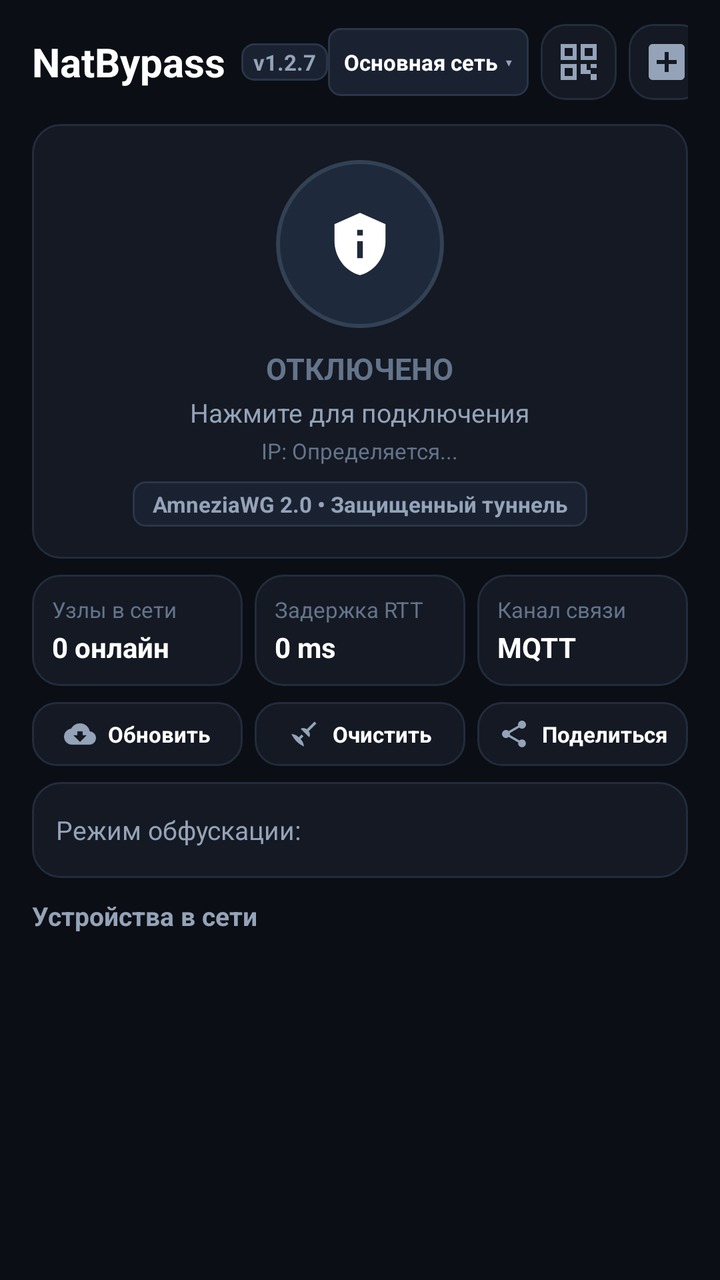
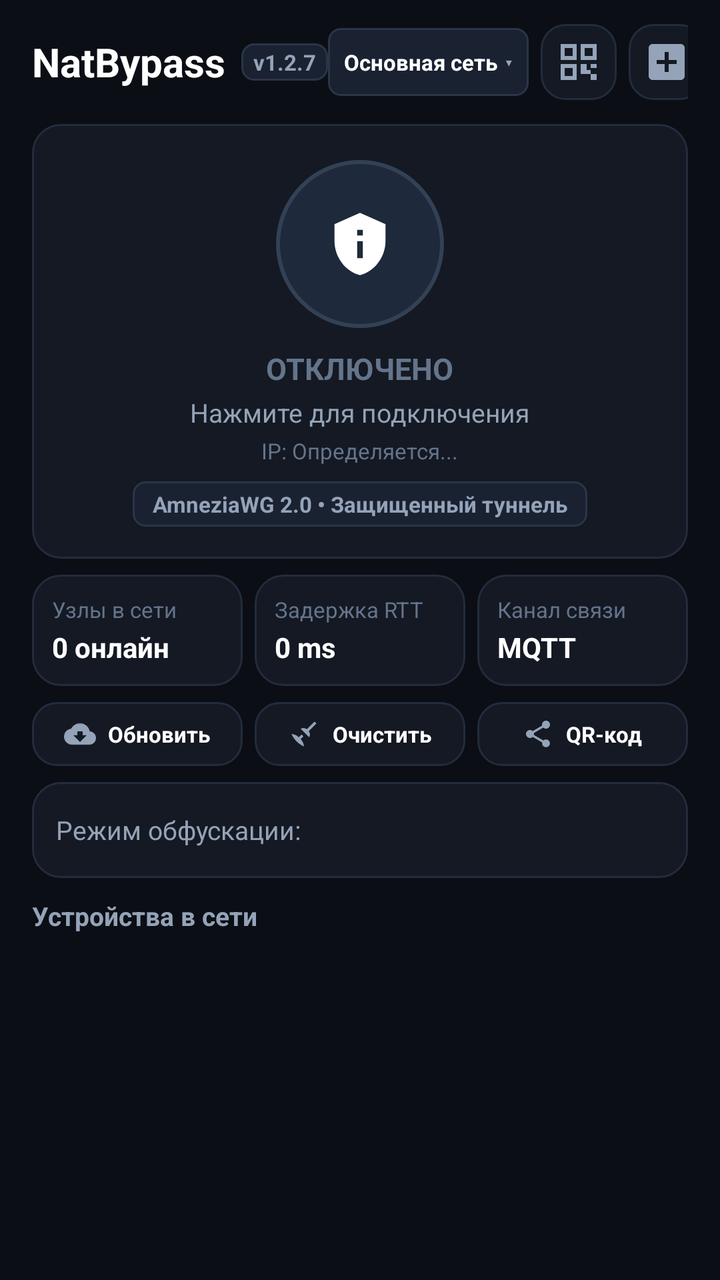

Compare the two renders of this Android layout. The source of the first and the diff that turns it into the second are given below.
<!-- AndroidManifest.xml: application theme Theme.NatBypass -->
<!-- res/layout/activity_main.xml -->
<?xml version="1.0" encoding="utf-8"?>
<androidx.constraintlayout.widget.ConstraintLayout xmlns:android="http://schemas.android.com/apk/res/android"
    xmlns:app="http://schemas.android.com/apk/res-auto"
    android:layout_width="match_parent"
    android:layout_height="match_parent"
    android:background="@color/bg_dark"
    android:paddingStart="16dp"
    android:paddingTop="12dp"
    android:paddingEnd="16dp"
    android:paddingBottom="12dp">

    
    <LinearLayout
        android:id="@+id/headerLayout"
        android:layout_width="match_parent"
        android:layout_height="wrap_content"
        android:gravity="center_vertical"
        android:orientation="horizontal"
        app:layout_constraintTop_toTopOf="parent">

        <TextView
            android:layout_width="wrap_content"
            android:layout_height="wrap_content"
            android:text="NatBypass"
            android:textColor="@color/text_primary"
            android:textSize="20sp"
            android:textStyle="bold" />

        <TextView
            android:id="@+id/tvAppVersionBadge"
            android:layout_width="wrap_content"
            android:layout_height="wrap_content"
            android:layout_marginStart="8dp"
            android:background="@drawable/bg_chip_blue"
            android:paddingStart="6dp"
            android:paddingTop="2dp"
            android:paddingEnd="6dp"
            android:paddingBottom="2dp"
            android:text="v1.2.7"
            android:textColor="@color/text_secondary"
            android:textSize="11sp"
            android:textStyle="bold" />

        <View
            android:layout_width="0dp"
            android:layout_height="0dp"
            android:layout_weight="1" />

        <LinearLayout
            android:id="@+id/btnProfileSelector"
            android:layout_width="wrap_content"
            android:layout_height="34dp"
            android:layout_marginEnd="6dp"
            android:background="@drawable/bg_chip_blue"
            android:clickable="true"
            android:focusable="true"
            android:gravity="center_vertical"
            android:orientation="horizontal"
            android:paddingStart="8dp"
            android:paddingEnd="8dp">

            <TextView
                android:id="@+id/tvCurrentProfileName"
                android:layout_width="wrap_content"
                android:layout_height="wrap_content"
                android:ellipsize="end"
                android:maxEms="7"
                android:maxLines="1"
                android:singleLine="true"
                android:text="Основная сеть"
                android:textColor="@color/text_primary"
                android:textSize="11sp"
                android:textStyle="bold" />

            <TextView
                android:layout_width="wrap_content"
                android:layout_height="wrap_content"
                android:layout_marginStart="4dp"
                android:text="▾"
                android:textColor="@color/text_secondary"
                android:textSize="10sp" />
        </LinearLayout>

        <ImageButton
            android:id="@+id/btnScanQR"
            android:layout_width="38dp"
            android:layout_height="38dp"
            android:layout_marginEnd="6dp"
            android:background="@drawable/bg_action_btn"
            android:contentDescription="Сканировать QR"
            app:srcCompat="@drawable/ic_qr_code"
            app:tint="@color/text_secondary" />

        <ImageButton
            android:id="@+id/btnDiagnostics"
            android:layout_width="38dp"
            android:layout_height="38dp"
            android:layout_marginEnd="6dp"
            android:background="@drawable/bg_action_btn"
            android:contentDescription="@string/title_diagnostics"
            app:srcCompat="@drawable/ic_diagnostics"
            app:tint="@color/text_secondary" />

        <ImageButton
            android:id="@+id/btnSettings"
            android:layout_width="38dp"
            android:layout_height="38dp"
            android:background="@drawable/bg_action_btn"
            android:contentDescription="@string/title_settings"
            app:srcCompat="@drawable/ic_settings"
            app:tint="@color/text_secondary" />
    </LinearLayout>

    
    <LinearLayout
        android:id="@+id/statusCard"
        android:layout_width="match_parent"
        android:layout_height="wrap_content"
        android:layout_marginTop="12dp"
        android:background="@drawable/bg_card"
        android:gravity="center"
        android:orientation="vertical"
        android:paddingTop="18dp"
        android:paddingBottom="16dp"
        android:paddingStart="16dp"
        android:paddingEnd="16dp"
        app:layout_constraintTop_toBottomOf="@id/headerLayout">

        <FrameLayout
            android:id="@+id/btnVpnToggle"
            android:layout_width="84dp"
            android:layout_height="84dp"
            android:background="@drawable/bg_vpn_button_disconnected"
            android:clickable="true"
            android:focusable="true">

            <ImageView
                android:id="@+id/ivVpnIcon"
                android:layout_width="34dp"
                android:layout_height="34dp"
                android:layout_gravity="center"
                android:src="@drawable/ic_vpn_lock"
                app:tint="@color/white" />
        </FrameLayout>

        <TextView
            android:id="@+id/tvStatus"
            android:layout_width="wrap_content"
            android:layout_height="wrap_content"
            android:layout_marginTop="10dp"
            android:text="ОТКЛЮЧЕНО"
            android:textColor="@color/text_muted"
            android:textSize="15sp"
            android:textStyle="bold" />

        <TextView
            android:id="@+id/tvIpAddress"
            android:layout_width="wrap_content"
            android:layout_height="wrap_content"
            android:layout_marginTop="3dp"
            android:text="Нажмите для подключения"
            android:textColor="@color/text_secondary"
            android:textSize="13sp" />

        <TextView
            android:id="@+id/tvPublicIpAndStun"
            android:layout_width="wrap_content"
            android:layout_height="wrap_content"
            android:layout_marginTop="3dp"
            android:text="IP: Определяется..."
            android:textColor="@color/text_muted"
            android:textSize="11sp" />

        
        <LinearLayout
            android:id="@+id/awgTunnelBadge"
            android:layout_width="wrap_content"
            android:layout_height="wrap_content"
            android:layout_marginTop="8dp"
            android:background="@drawable/bg_chip_blue"
            android:gravity="center_vertical"
            android:orientation="horizontal"
            android:paddingStart="10dp"
            android:paddingTop="4dp"
            android:paddingEnd="10dp"
            android:paddingBottom="4dp">

            <TextView
                android:id="@+id/tvAwgTunnelStatus"
                android:layout_width="wrap_content"
                android:layout_height="wrap_content"
                android:text="AmneziaWG 2.0 • Защищенный туннель"
                android:textColor="@color/text_secondary"
                android:textSize="11sp"
                android:textStyle="bold" />
        </LinearLayout>
    </LinearLayout>

    
    <LinearLayout
        android:id="@+id/metricsLayout"
        android:layout_width="match_parent"
        android:layout_height="wrap_content"
        android:layout_marginTop="8dp"
        android:orientation="horizontal"
        app:layout_constraintTop_toBottomOf="@id/statusCard">

        <LinearLayout
            android:layout_width="0dp"
            android:layout_height="wrap_content"
            android:layout_weight="1"
            android:layout_marginEnd="6dp"
            android:background="@drawable/bg_card"
            android:orientation="vertical"
            android:padding="10dp">
            <TextView
                android:layout_width="wrap_content"
                android:layout_height="wrap_content"
                android:text="Узлы в сети"
                android:textColor="@color/text_muted"
                android:textSize="11sp" />
            <TextView
                android:id="@+id/tvPeersCount"
                android:layout_width="wrap_content"
                android:layout_height="wrap_content"
                android:layout_marginTop="2dp"
                android:text="0 онлайн"
                android:textColor="@color/text_primary"
                android:textSize="14sp"
                android:textStyle="bold" />
        </LinearLayout>

        <LinearLayout
            android:layout_width="0dp"
            android:layout_height="wrap_content"
            android:layout_weight="1"
            android:layout_marginEnd="6dp"
            android:background="@drawable/bg_card"
            android:orientation="vertical"
            android:padding="10dp">
            <TextView
                android:layout_width="wrap_content"
                android:layout_height="wrap_content"
                android:text="Задержка RTT"
                android:textColor="@color/text_muted"
                android:textSize="11sp" />
            <TextView
                android:id="@+id/tvAvgPing"
                android:layout_width="wrap_content"
                android:layout_height="wrap_content"
                android:layout_marginTop="2dp"
                android:text="0 ms"
                android:textColor="@color/text_primary"
                android:textSize="14sp"
                android:textStyle="bold" />
        </LinearLayout>

        <LinearLayout
            android:layout_width="0dp"
            android:layout_height="wrap_content"
            android:layout_weight="1"
            android:background="@drawable/bg_card"
            android:orientation="vertical"
            android:padding="10dp">
            <TextView
                android:layout_width="wrap_content"
                android:layout_height="wrap_content"
                android:text="Канал связи"
                android:textColor="@color/text_muted"
                android:textSize="11sp" />
            <TextView
                android:id="@+id/tvSignalingMode"
                android:layout_width="wrap_content"
                android:layout_height="wrap_content"
                android:layout_marginTop="2dp"
                android:text="MQTT"
                android:textColor="@color/text_primary"
                android:textSize="14sp"
                android:textStyle="bold" />
        </LinearLayout>
    </LinearLayout>

    
    <LinearLayout
        android:id="@+id/quickActionsLayout"
        android:layout_width="match_parent"
        android:layout_height="wrap_content"
        android:layout_marginTop="8dp"
        android:orientation="horizontal"
        app:layout_constraintTop_toBottomOf="@id/metricsLayout">

        <LinearLayout
            android:id="@+id/btnCheckUpdate"
            android:layout_width="0dp"
            android:layout_height="wrap_content"
            android:layout_weight="1"
            android:layout_marginEnd="6dp"
            android:background="@drawable/bg_action_btn"
            android:clickable="true"
            android:focusable="true"
            android:gravity="center"
            android:orientation="horizontal"
            android:padding="8dp">

            <ImageView
                android:layout_width="16dp"
                android:layout_height="16dp"
                app:srcCompat="@drawable/ic_cloud_download"
                app:tint="@color/text_secondary" />

            <TextView
                android:layout_width="wrap_content"
                android:layout_height="wrap_content"
                android:layout_marginStart="6dp"
                android:text="Обновить"
                android:textColor="@color/text_primary"
                android:textSize="11sp"
                android:textStyle="bold" />
        </LinearLayout>

        <LinearLayout
            android:id="@+id/btnClearCache"
            android:layout_width="0dp"
            android:layout_height="wrap_content"
            android:layout_weight="1"
            android:layout_marginEnd="6dp"
            android:background="@drawable/bg_action_btn"
            android:clickable="true"
            android:focusable="true"
            android:gravity="center"
            android:orientation="horizontal"
            android:padding="8dp">

            <ImageView
                android:layout_width="16dp"
                android:layout_height="16dp"
                app:srcCompat="@drawable/ic_clean"
                app:tint="@color/text_secondary" />

            <TextView
                android:layout_width="wrap_content"
                android:layout_height="wrap_content"
                android:layout_marginStart="6dp"
                android:text="Очистить"
                android:textColor="@color/text_primary"
                android:textSize="11sp"
                android:textStyle="bold" />
        </LinearLayout>

        <LinearLayout
            android:id="@+id/btnShareQR"
            android:layout_width="0dp"
            android:layout_height="wrap_content"
            android:layout_weight="1"
            android:background="@drawable/bg_action_btn"
            android:clickable="true"
            android:focusable="true"
            android:gravity="center"
            android:orientation="horizontal"
            android:padding="8dp">

            <ImageView
                android:layout_width="16dp"
                android:layout_height="16dp"
                app:srcCompat="@drawable/ic_share"
                app:tint="@color/text_secondary" />

            <TextView
                android:layout_width="wrap_content"
                android:layout_height="wrap_content"
                android:layout_marginStart="6dp"
                android:text="Поделиться"
                android:textColor="@color/text_primary"
                android:textSize="11sp"
                android:textStyle="bold" />
        </LinearLayout>
    </LinearLayout>

    
    <LinearLayout
        android:id="@+id/awgCard"
        android:layout_width="match_parent"
        android:layout_height="wrap_content"
        android:layout_marginTop="8dp"
        android:background="@drawable/bg_card"
        android:gravity="center_vertical"
        android:orientation="horizontal"
        android:paddingStart="12dp"
        android:paddingTop="6dp"
        android:paddingEnd="12dp"
        android:paddingBottom="6dp"
        app:layout_constraintTop_toBottomOf="@id/quickActionsLayout">

        <TextView
            android:layout_width="0dp"
            android:layout_height="wrap_content"
            android:layout_weight="1"
            android:text="Режим обфускации:"
            android:textColor="@color/text_secondary"
            android:textSize="13sp" />

        <Spinner
            android:id="@+id/spAwgMode"
            android:layout_width="wrap_content"
            android:layout_height="36dp"
            android:background="@drawable/bg_spinner" />
    </LinearLayout>

    
    <TextView
        android:id="@+id/tvPeersHeader"
        android:layout_width="wrap_content"
        android:layout_height="wrap_content"
        android:layout_marginTop="10dp"
        android:text="Устройства в сети"
        android:textColor="@color/text_secondary"
        android:textSize="13sp"
        android:textStyle="bold"
        app:layout_constraintStart_toStartOf="parent"
        app:layout_constraintTop_toBottomOf="@id/awgCard" />

    
    <androidx.recyclerview.widget.RecyclerView
        android:id="@+id/rvPeers"
        android:layout_width="match_parent"
        android:layout_height="0dp"
        android:layout_marginTop="6dp"
        app:layout_constraintBottom_toBottomOf="parent"
        app:layout_constraintTop_toBottomOf="@id/tvPeersHeader" />

</androidx.constraintlayout.widget.ConstraintLayout>
<!-- resources referenced by this layout -->
<resources>
  <color name="bg_dark">#0B0E14</color>
  <color name="text_muted">#64748B</color>
  <color name="text_primary">#FFFFFF</color>
  <color name="text_secondary">#94A3B8</color>
  <color name="white">#FFFFFF</color>
  <!-- drawable bg_action_btn (drawable) -->
  <?xml version="1.0" encoding="utf-8"?>
  <ripple xmlns:android="http://schemas.android.com/apk/res/android"
      android:color="#20FFFFFF">
      <item>
          <shape>
              <solid android:color="@color/card_bg" />
              <stroke android:width="1dp" android:color="@color/border_dark" />
              <corners android:radius="12dp" />
          </shape>
      </item>
  </ripple>
  <!-- drawable bg_card (drawable) -->
  <?xml version="1.0" encoding="utf-8"?>
  <shape xmlns:android="http://schemas.android.com/apk/res/android">
      <solid android:color="@color/card_bg" />
      <stroke android:width="1dp" android:color="@color/border_dark" />
      <corners android:radius="14dp" />
  </shape>
  <!-- drawable bg_chip_blue (drawable) -->
  <?xml version="1.0" encoding="utf-8"?>
  <shape xmlns:android="http://schemas.android.com/apk/res/android">
      <solid android:color="#1A2232" />
      <stroke android:width="1dp" android:color="#2A3548" />
      <corners android:radius="6dp" />
  </shape>
  <!-- drawable bg_spinner (drawable) -->
  <?xml version="1.0" encoding="utf-8"?>
  <shape xmlns:android="http://schemas.android.com/apk/res/android">
      <solid android:color="@color/card_bg" />
      <stroke android:width="1dp" android:color="@color/border_dark" />
      <corners android:radius="8dp" />
      <padding android:left="12dp" android:top="8dp" android:right="12dp" android:bottom="8dp" />
  </shape>
  <!-- drawable bg_vpn_button_disconnected (drawable) -->
  <?xml version="1.0" encoding="utf-8"?>
  <ripple xmlns:android="http://schemas.android.com/apk/res/android"
      android:color="#20FFFFFF">
      <item>
          <shape android:shape="oval">
              <solid android:color="#1E293B" />
              <stroke android:width="2dp" android:color="#334155" />
          </shape>
      </item>
  </ripple>
  <!-- drawable ic_diagnostics (drawable) -->
  <vector xmlns:android="http://schemas.android.com/apk/res/android"
      android:width="24dp"
      android:height="24dp"
      android:viewportWidth="24"
      android:viewportHeight="24">
      <path
          android:fillColor="#FFFFFFFF"
          android:pathData="M19,3H5c-1.1,0 -2,0.9 -2,2v14c0,1.1 0.9,2 2,2h14c1.1,0 2,-0.9 2,-2V5c0,-1.1 -0.9,-2 -2,-2zm-2,10h-4v4h-2v-4H7v-2h4V7h2v4h4v2z"/>
  </vector>
  <!-- drawable ic_qr_code (drawable) -->
  <vector xmlns:android="http://schemas.android.com/apk/res/android"
      android:width="24dp"
      android:height="24dp"
      android:viewportWidth="24"
      android:viewportHeight="24">
      <path
          android:fillColor="#FFFFFFFF"
          android:pathData="M3,3h8v8H3V3zm2,2v4h4V5H5zm8,-2h8v8h-8V3zm2,2v4h4V5h-4zM3,13h8v8H3v-8zm2,2v4h4v-4H5zm13,-2h3v2h-3v-2zm-5,0h3v5h-3v-5zm5,5h3v3h-3v-3zm-2,-2h2v2h-2v-2z"/>
  </vector>
  <!-- drawable ic_vpn_lock (drawable) -->
  <vector xmlns:android="http://schemas.android.com/apk/res/android"
      android:width="24dp"
      android:height="24dp"
      android:viewportWidth="24"
      android:viewportHeight="24">
      <path
          android:fillColor="#FFFFFFFF"
          android:pathData="M12,1L3,5v6c0,5.55 3.84,10.74 9,12 5.16,-1.26 9,-6.45 9,-12V5l-9,-4zm-1,6h2v2h-2V7zm0,4h2v6h-2v-6z"/>
  </vector>
  <string name="title_diagnostics">Диагностика</string>
  <string name="title_settings">Настройки</string>
  <color name="card_bg">#141923</color>
  <color name="border_dark">#222C3D</color>
  <color name="accent_blue">#3B82F6</color>
  <color name="green_online">#10B981</color>
  <color name="panel_dark">#141923</color>
  <!-- unchanged entries left out for length: 5 -->
</resources>

<!-- the commit's change to res/layout/activity_main.xml (unified diff, before → after) -->
@@ -312,6 +312,9 @@
                 android:layout_width="wrap_content"
                 android:layout_height="wrap_content"
                 android:layout_marginStart="6dp"
+                android:singleLine="true"
+                android:maxLines="1"
+                android:ellipsize="end"
                 android:text="Обновить"
                 android:textColor="@color/text_primary"
                 android:textSize="11sp"
@@ -341,6 +344,9 @@
                 android:layout_width="wrap_content"
                 android:layout_height="wrap_content"
                 android:layout_marginStart="6dp"
+                android:singleLine="true"
+                android:maxLines="1"
+                android:ellipsize="end"
                 android:text="Очистить"
                 android:textColor="@color/text_primary"
                 android:textSize="11sp"
@@ -369,7 +375,10 @@
                 android:layout_width="wrap_content"
                 android:layout_height="wrap_content"
                 android:layout_marginStart="6dp"
-                android:text="Поделиться"
+                android:singleLine="true"
+                android:maxLines="1"
+                android:ellipsize="end"
+                android:text="QR-код"
                 android:textColor="@color/text_primary"
                 android:textSize="11sp"
                 android:textStyle="bold" />
